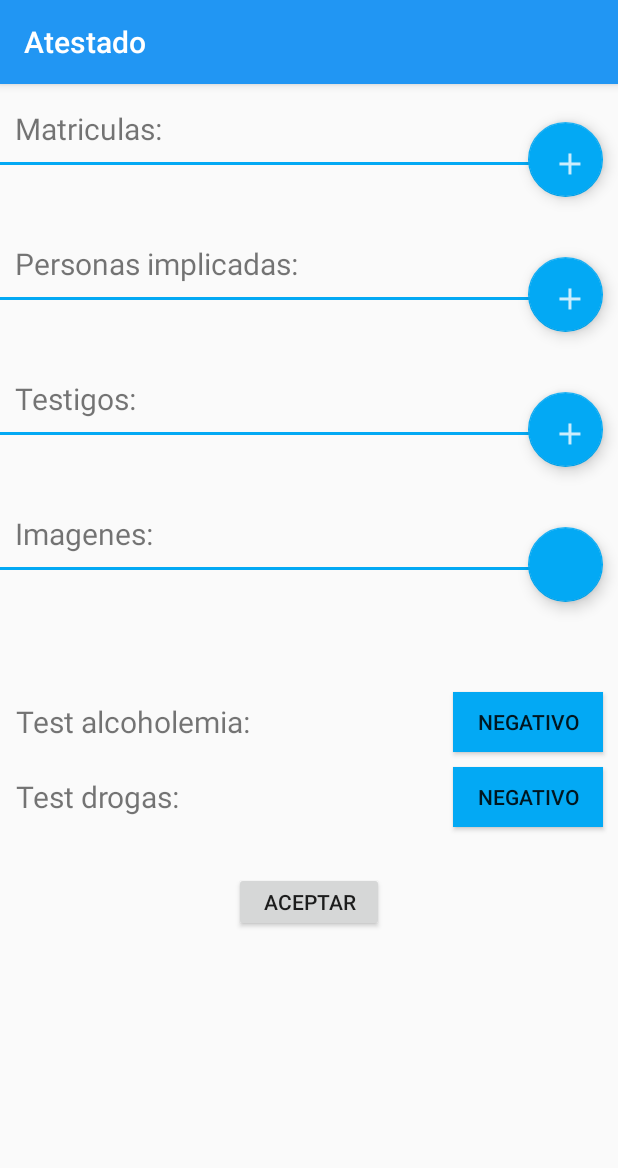
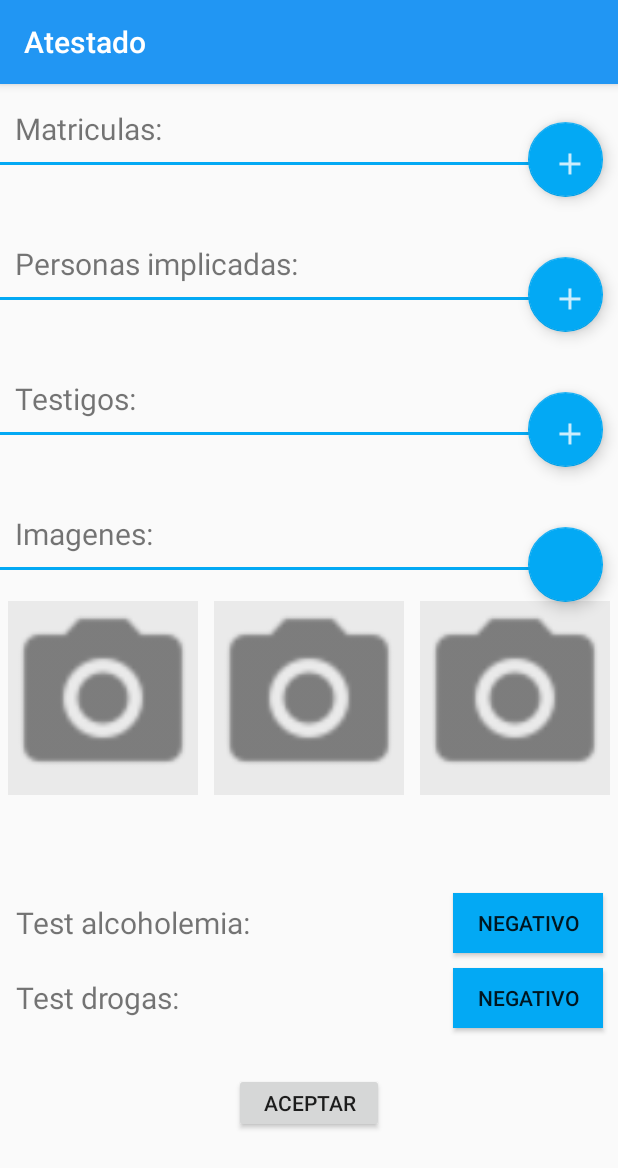
Before and after one commit to sergioloc/JefaturaPoliciaAgente, an Android app: the Atestado screen opened directly, with no data from a screen before it, on a phone screen of 412 x 824 dp. Shown: the top 1168 px of the screen. Run offline under Robolectric (Android 15) with nearby library versions, the phone set to English and light mode, and no system bars.

Commit message:
Cambios en la pestaña sanción

```diff
--- a/app/src/main/AndroidManifest.xml
+++ b/app/src/main/AndroidManifest.xml
@@ -11,6 +11,7 @@
         android:theme="@style/AppTheme">
         <activity
             android:name=".Login"
+            android:screenOrientation="portrait"
             android:label="@string/app_name">
             <intent-filter>
                 <action android:name="android.intent.action.MAIN" />
--- a/app/src/main/res/layout/activity_atestado.xml
+++ b/app/src/main/res/layout/activity_atestado.xml
@@ -165,11 +165,82 @@
 
 
 
+            <LinearLayout
+                android:layout_width="match_parent"
+                android:layout_marginTop="15dp"
+                android:id="@+id/ll1"
+                android:orientation="horizontal"
+                android:weightSum="3"
+                android:layout_below="@+id/bar4"
+                android:layout_height="140dp">
+
+                <ImageView
+                    android:id="@+id/iv11"
+                    android:layout_width="match_parent"
+                    android:layout_height="match_parent"
+                    android:visibility="invisible"
+                    android:layout_margin="5dp"
+                    android:layout_weight="1" />
+                <ImageView
+                    android:id="@+id/iv21"
+                    android:layout_width="match_parent"
+                    android:layout_height="match_parent"
+                    android:visibility="invisible"
+                    android:layout_margin="5dp"
+                    android:layout_weight="1"/>
+                <ImageView
+                    android:id="@+id/iv31"
+                    android:layout_width="match_parent"
+                    android:layout_height="match_parent"
+                    android:visibility="invisible"
+                    android:layout_margin="5dp"
+                    android:layout_weight="1"/>
+
+
+            </LinearLayout>
+
+            <LinearLayout
+                android:layout_width="match_parent"
+                android:layout_marginTop="15dp"
+                android:orientation="horizontal"
+                android:layout_below="@+id/bar4"
+                android:weightSum="3"
+                android:layout_height="140dp"
+                android:id="@+id/ll2">
+
+                <ImageView
+                    android:layout_width="match_parent"
+                    android:layout_height="match_parent"
+                    android:src="@drawable/ic_botoncamara"
+                    android:layout_margin="5dp"
+                    android:background="#eaeaea"
+                    android:layout_weight="1"
+                    android:id="@+id/iv1"/>
+                <ImageView
+                    android:layout_width="match_parent"
+                    android:layout_height="match_parent"
+                    android:src="@drawable/ic_botoncamara"
+                    android:background="#eaeaea"
+                    android:layout_margin="5dp"
+                    android:layout_weight="1"
+                    android:id="@+id/iv2"/>
+                <ImageView
+                    android:layout_width="match_parent"
+                    android:layout_height="match_parent"
+                    android:src="@drawable/ic_botoncamara"
+                    android:background="#eaeaea"
+                    android:layout_margin="5dp"
+                    android:layout_weight="1"
+                    android:id="@+id/iv3"/>
+
+
+            </LinearLayout>
+
             <TextView
                 android:id="@+id/alc_texto"
                 android:layout_width="wrap_content"
                 android:layout_height="40dp"
-                android:layout_below="@+id/img_boton"
+                android:layout_below="@+id/ll1"
                 android:text="Test alcoholemia:"
                 android:gravity="center"
                 android:textSize="20dp"
--- a/app/src/main/res/layout/activity_login.xml
+++ b/app/src/main/res/layout/activity_login.xml
@@ -55,7 +55,6 @@
         android:backgroundTint="@color/colorAccent"
         android:textColor="@color/colorPrimaryText"
         android:textSize="20sp"
-        app:fontFamily="@string/common_google_play_services_unknown_issue"
         android:text="@string/aceptar"/>
 
 </RelativeLayout>
```
Also changed, not shown: app/src/main/java/com/cdi/practica/jefaturapoliciaagente/addDocument.java (added, +112 -0 lines), app/src/main/res/drawable/button_bg_rounded_corners.xml (added, +11 -0 lines), app/src/main/res/layout/activity_sancion.xml (+19 -17 lines), app/src/main/res/drawable-hdpi/simple_black.jpg (added), app/src/main/res/drawable-v21/ic_botoncamara.png (added).
